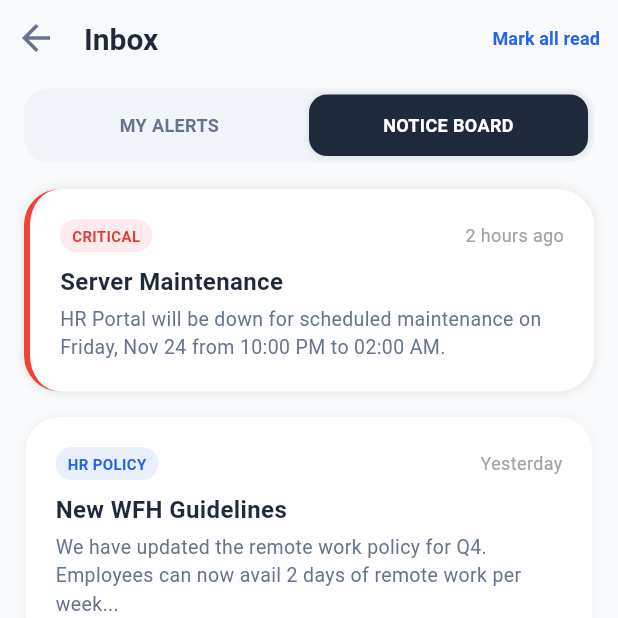
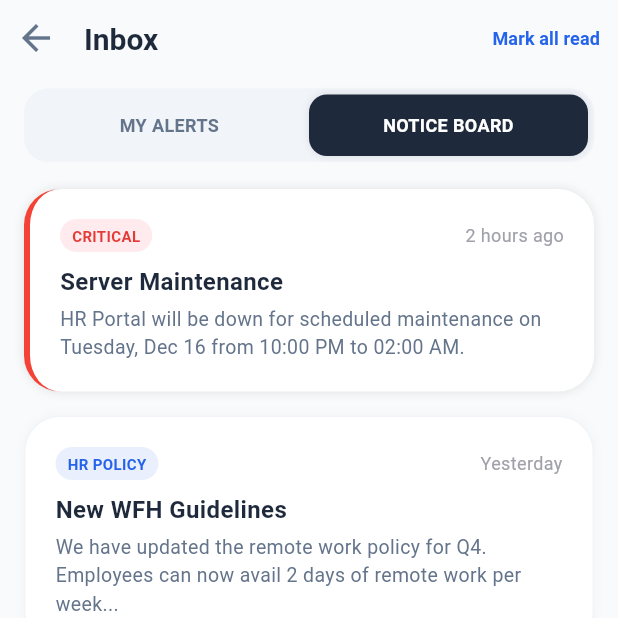
Before and after one commit to newbie-saimur/smart-employee-management-app-flutter, a Flutter app: the NotificationScreen screen opened directly, after a tap on "Mark all read", after a tap on "NOTICE BOARD", on a phone screen of 412 x 824 dp, the top half of it. Run offline on Flutter 3.47's test engine with Material 3 defaults, Android fonts, the light colour scheme and no system bars; our stand-ins replace flutter_dotenv, flutter_svg, get, get_storage, local_auth, pdf and 2 more; accounts and stored records are empty; network calls fail; Roboto replaces fonts that are missing (Manrope).

Commit message:
minor fixes

```diff
--- a/lib/views/NotificationScreen/notification_model.dart
+++ b/lib/views/NotificationScreen/notification_model.dart
@@ -53,7 +53,7 @@ final List<UserAlert> mockAlerts = [
     id: 'A-001',
     title: 'Leave Approved',
     message:
-        'Your Casual Leave for Nov 24-26 has been approved by Abdul Hamid.',
+        'Your Casual Leave for Dec 16-18 has been approved by Abdul Hamid.',
     time: '2m ago',
     icon: Icons.check_circle_outline,
     iconColor: const Color(0xFF0F766E),
@@ -84,7 +84,7 @@ final List<CompanyNotice> mockNotices = [
     id: 'N-001',
     title: 'Server Maintenance',
     snippet:
-        'HR Portal will be down for scheduled maintenance on Friday, Nov 24 from 10:00 PM to 02:00 AM.',
+        'HR Portal will be down for scheduled maintenance on Tuesday, Dec 16 from 10:00 PM to 02:00 AM.',
     category: 'Critical',
     time: '2 hours ago',
     isPinned: true,
```
Also changed, not shown: lib/views/CourseDetailsScreen/course_details_screen.dart (+2 -6 lines).
